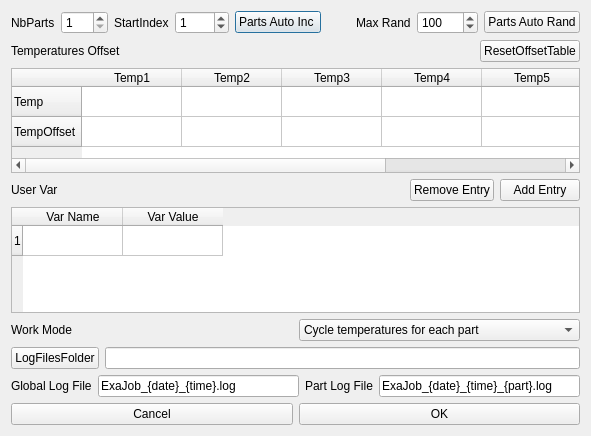
Above: src/options_ui.ui from rletendu/exajoblauncher before the change. Below: the same form after it.
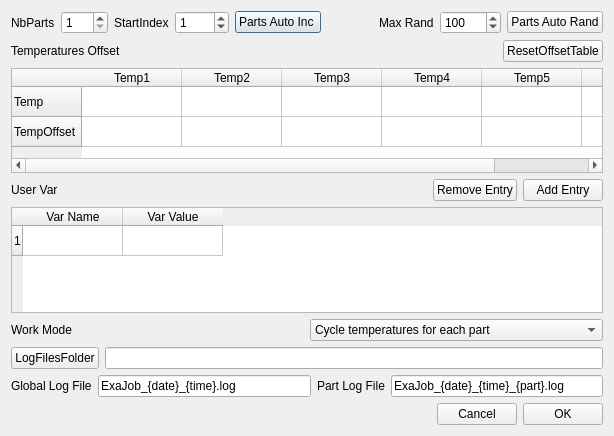
That is the form after the change.

Commit message: more options pannel

```diff
--- a/src/options_ui.ui
+++ b/src/options_ui.ui
@@ -6,7 +6,7 @@
    <rect>
     <x>0</x>
     <y>0</y>
-    <width>591</width>
+    <width>614</width>
     <height>436</height>
    </rect>
   </property>
@@ -321,6 +321,19 @@
    </item>
    <item>
     <layout class="QHBoxLayout" name="horizontalLayout_4">
+     <item>
+      <spacer name="horizontalSpacer_4">
+       <property name="orientation">
+        <enum>Qt::Horizontal</enum>
+       </property>
+       <property name="sizeHint" stdset="0">
+        <size>
+         <width>40</width>
+         <height>20</height>
+        </size>
+       </property>
+      </spacer>
+     </item>
      <item>
       <widget class="QPushButton" name="pushButtonCancel">
        <property name="text">
```
